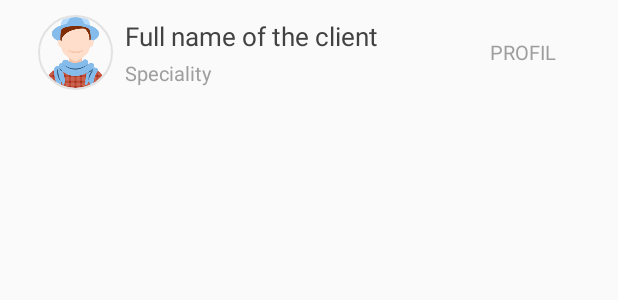
After one commit to david95thinkcode/pharmawine-android, an Android app: the layout client_row_without_progression.xml on its own in the app's theme, with its tools: preview values and no code run, on a phone screen of 412 x 824 dp. The commit adds this screen. Shown: the top 300 px of the screen. Run offline under Robolectric (Android 15) with nearby library versions, the light colour scheme and no system bars.

Commit message:
[ Integrated ] interface des clients d'un délégué

```diff
--- /dev/null
+++ b/app/src/main/res/layout/client_row_without_progression.xml
@@ -0,0 +1,76 @@
+<?xml version="1.0" encoding="utf-8"?>
+<LinearLayout xmlns:android="http://schemas.android.com/apk/res/android"
+    xmlns:app="http://schemas.android.com/apk/res-auto"
+    android:layout_width="match_parent"
+    android:layout_height="wrap_content"
+    android:clickable="true"
+    android:focusable="true"
+    android:foreground="?android:attr/selectableItemBackground"
+    android:orientation="horizontal"
+    android:paddingLeft="25dp"
+    android:paddingTop="10dp"
+    android:paddingRight="10dp"
+    android:paddingBottom="10dp">
+
+    <de.hdodenhof.circleimageview.CircleImageView
+        android:id="@+id/img_client"
+        android:layout_width="50dp"
+        android:layout_height="50dp"
+        android:layout_marginRight="8dp"
+        android:src="@drawable/profil_sup"
+        app:civ_border_color="@color/light_grey"
+        app:civ_border_width="1dp" />
+
+    <LinearLayout
+        android:layout_width="0dp"
+        android:layout_height="match_parent"
+        android:layout_weight="50"
+        android:gravity="center_vertical"
+        android:orientation="vertical">
+
+        <TextView
+            android:id="@+id/tv_client_fullname"
+            android:layout_width="match_parent"
+            android:layout_height="wrap_content"
+            android:ellipsize="end"
+            android:lines="1"
+            android:text="@string/full_name_of_the_client"
+            android:textAppearance="?android:attr/textAppearanceMedium"
+            android:textColor="#424242"
+            android:textSize="17sp" />
+
+        <TextView
+            android:id="@+id/tv_client_speciality"
+            android:layout_width="match_parent"
+            android:layout_height="wrap_content"
+            android:layout_marginTop="3dp"
+            android:ellipsize="end"
+            android:lines="1"
+            android:text="@string/speciality"
+            android:textAppearance="?android:attr/textAppearanceSmall"
+            android:textColor="@color/project_grey"
+            android:textSize="13sp" />
+
+    </LinearLayout>
+
+    <LinearLayout
+        android:layout_width="0dp"
+        android:layout_height="match_parent"
+        android:layout_weight="25"
+        android:gravity="center_vertical"
+        android:orientation="vertical">
+
+        <TextView
+            android:id="@+id/tv_client_status"
+            android:layout_width="match_parent"
+            android:layout_height="wrap_content"
+            android:text="Profil"
+            android:textAlignment="center"
+            android:textAllCaps="true"
+            android:textAppearance="?android:attr/textAppearanceSmall"
+            android:textColor="@color/project_grey"
+            android:textSize="13sp" />
+
+    </LinearLayout>
+
+</LinearLayout>
--- a/app/src/main/res/values/colors.xml
+++ b/app/src/main/res/values/colors.xml
@@ -19,4 +19,5 @@
     <color name="green_old">#8BC34A</color>
     <color name="red_old">#ed1c24</color>
     <color name="orange_old">#ffb229</color>
+    <color name="project_grey">#9e9e9e</color>
 </resources>
--- a/app/src/main/res/values/strings.xml
+++ b/app/src/main/res/values/strings.xml
@@ -79,4 +79,8 @@
     <string name="created_on">Date de création</string>
     <string name="employees_number">Employés</string>
     <string name="pharma_annexe">Annexe(s)</string>
+
+    <string name="clients_restants">Clients restant</string>
+    <string name="full_name_of_the_client">Full name of the client</string>
+    <string name="speciality">Speciality</string>
 </resources>
```
Also changed, not shown: app/src/main/AndroidManifest.xml (+6 -2 lines), app/src/main/java/com/jmaplus/pharmawine/activities/MainActivity.java (+2 -5 lines), app/src/main/java/com/jmaplus/pharmawine/adapters/RemainingClientsAdapter.kt (added, +63 -0 lines), app/src/main/java/com/jmaplus/pharmawine/fragments/home/HomeFragment.java (+32 -17 lines), app/src/main/java/com/jmaplus/pharmawine/models/Client.kt (added, +31 -0 lines), app/src/main/java/com/jmaplus/pharmawine/utils/MockDatas.kt (added, +56 -0 lines), app/src/main/res/drawable/ic_ast_man.xml (added, +25 -0 lines), app/src/main/res/drawable/ic_ast_woman.xml (added, +22 -0 lines), app/src/main/res/layout/fragment_home.xml (+6 -1 lines).
